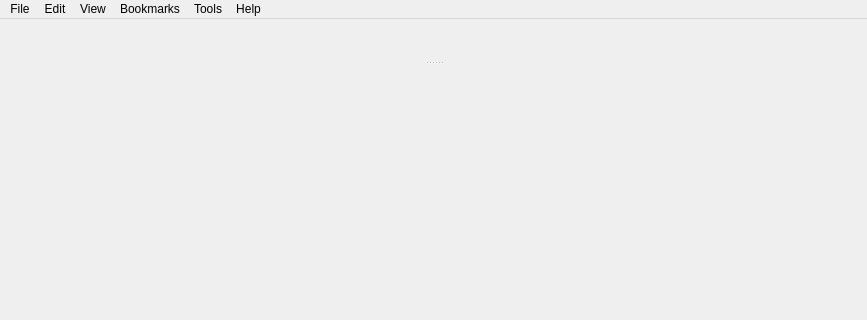
First picture: the form in src/ui/MainWindow.ui, repository OtterBrowser/otter-browser, before the edit; both pictures show x 0 to 867 and y 0 to 320 of the 867 by 771 pixel window.
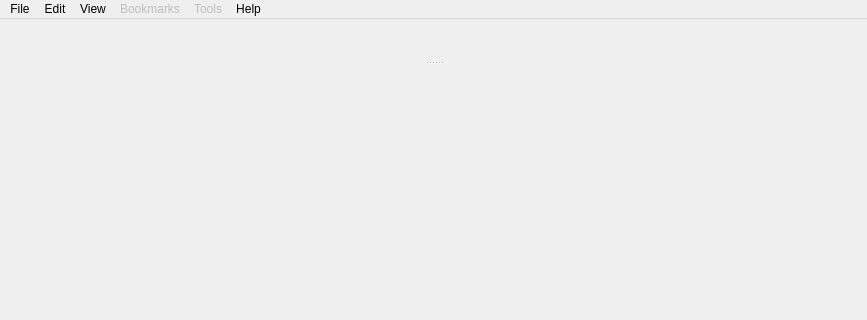
Second picture: the form after the edit.

The edit to the form file:
```diff
--- a/src/ui/MainWindow.ui
+++ b/src/ui/MainWindow.ui
@@ -110,6 +110,9 @@
     </property>
    </widget>
    <widget class="QMenu" name="menuBookmarks">
+    <property name="enabled">
+     <bool>false</bool>
+    </property>
     <property name="title">
      <string>Bookmarks</string>
     </property>
@@ -118,6 +121,9 @@
     <addaction name="separator"/>
    </widget>
    <widget class="QMenu" name="menuTools">
+    <property name="enabled">
+     <bool>false</bool>
+    </property>
     <property name="title">
      <string>Tools</string>
     </property>
```
Left out of the diff: 66 changed lines with no effect on the pictures.
